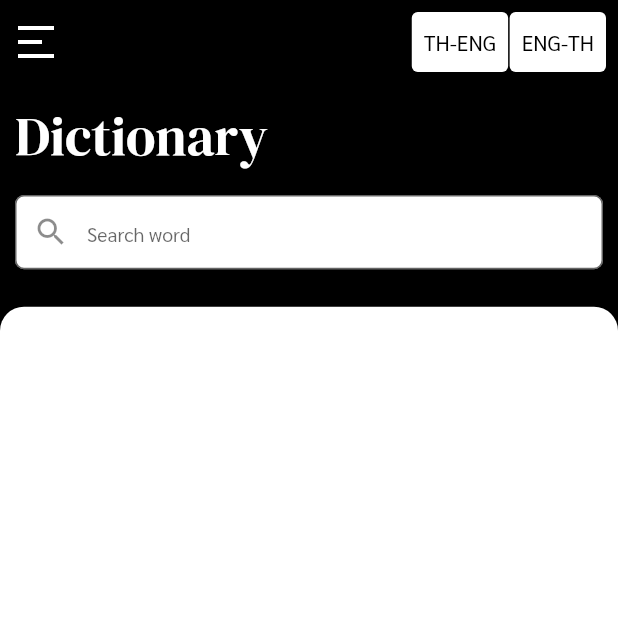
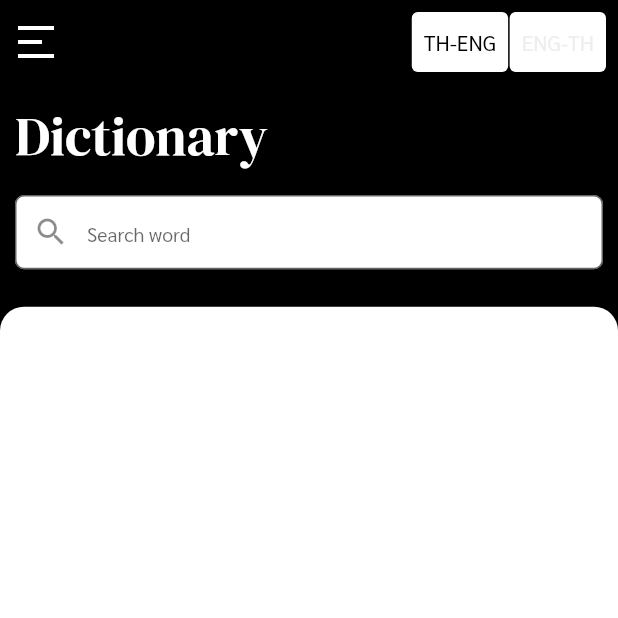
Before and after one commit to aimaimm/dictionary, a Flutter app: the Search_TH2Eng_Screen screen opened directly with empty values, on a phone screen of 412 x 824 dp, the top half of it. Run offline on Flutter 3.47's test engine with Material 2 defaults, Android fonts, the phone set to English and light mode, and no system bars; our stand-ins replace flip_card, flutter_svg, shared_preferences, sqflite; accounts and stored records are empty.

Commit message:
button change

```diff
--- a/lib/search_th2eng.dart
+++ b/lib/search_th2eng.dart
@@ -18,6 +18,7 @@ class Search_TH2Eng_Screen extends StatefulWidget {
 
 class _Search_TH2Eng_ScreenState extends State<Search_TH2Eng_Screen> {
   var items = [];
+  int btn_change = 0;
 
   @override
   void initState() {
@@ -75,10 +76,14 @@ class _Search_TH2Eng_ScreenState extends State<Search_TH2Eng_Screen> {
             padding:
                 const EdgeInsets.only(top: 8, bottom: 8, left: 8, right: 1),
             child: TextButton(
-              onPressed: () {},
-              child: const Text(
+              onPressed: () {
+                setState(() {
+                  btn_change = 1;
+                });
+              },
+              child:const Text(
                 'TH-ENG',
-                style: TextStyle(color: Colors.black),
+                style:  TextStyle(color: Colors.black),
               ),
               style: TextButton.styleFrom(backgroundColor: Colors.white),
             ),
@@ -96,9 +101,11 @@ class _Search_TH2Eng_ScreenState extends State<Search_TH2Eng_Screen> {
                       ),
                     ));
               },
-              child: const Text(
+              child: Text(
                 'ENG-TH',
-                style: TextStyle(color: Colors.black),
+                style: btn_change == 1
+                    ? TextStyle(color: Colors.black)
+                    : TextStyle(color: Colors.grey[200]),
               ),
               style: TextButton.styleFrom(backgroundColor: Colors.white),
             ),
@@ -172,7 +179,6 @@ class _Search_TH2Eng_ScreenState extends State<Search_TH2Eng_Screen> {
                     itemBuilder: (context, index) {
                       return InkWell(
                         onTap: () {
-
                           // var test = items[index];
                           // print(index);
                           // print(items[index].runtimeType);
```
Also changed, not shown: lib/search_eng2th_screen.dart (+5 -2 lines).
